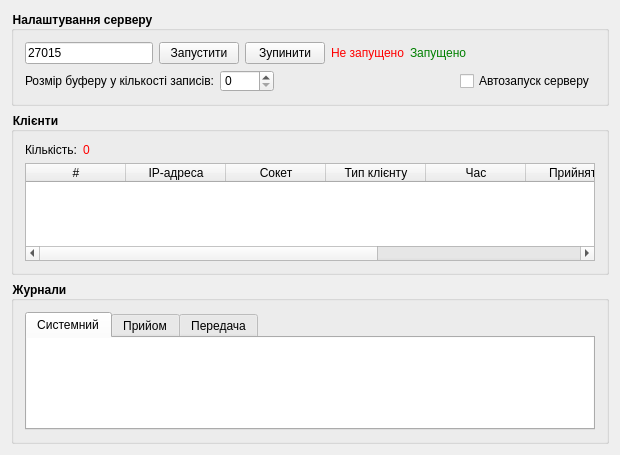
First picture: the form in server/ServerWindow.ui, repository darkjedi9922/winsock-cw, before the edit.
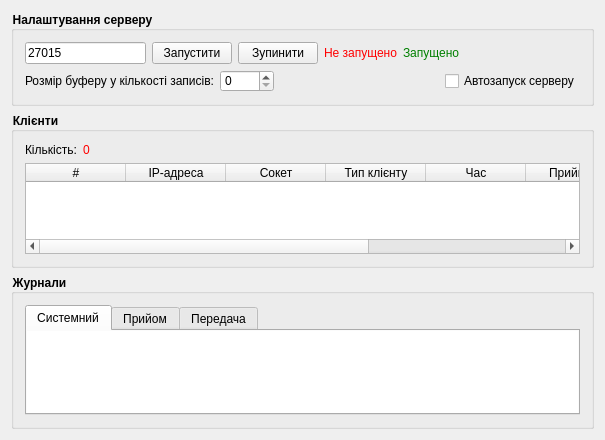
Second picture: the form after the edit.

Diff of the .ui file:
```diff
--- a/server/ServerWindow.ui
+++ b/server/ServerWindow.ui
@@ -6,8 +6,8 @@
    <rect>
     <x>0</x>
     <y>0</y>
-    <width>620</width>
-    <height>455</height>
+    <width>605</width>
+    <height>440</height>
    </rect>
   </property>
   <property name="windowTitle">
```
